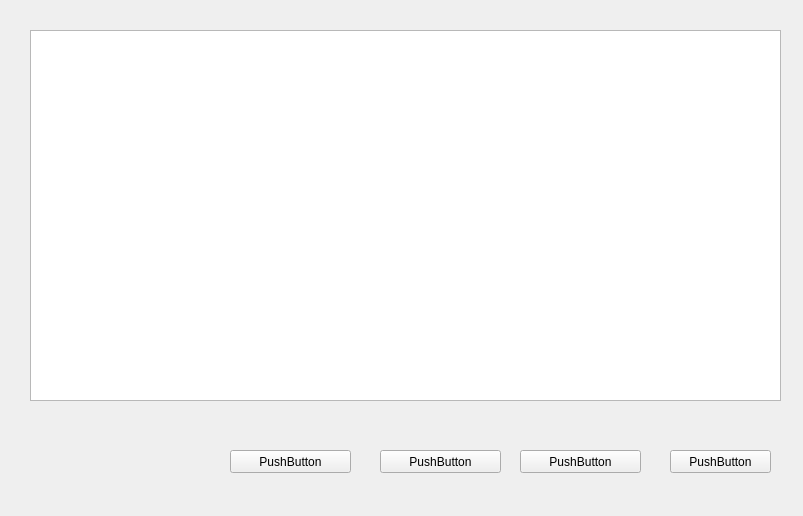
doublezhuang101/GuiApplication, file GuiApplication/RankPage.ui: the form before one commit.
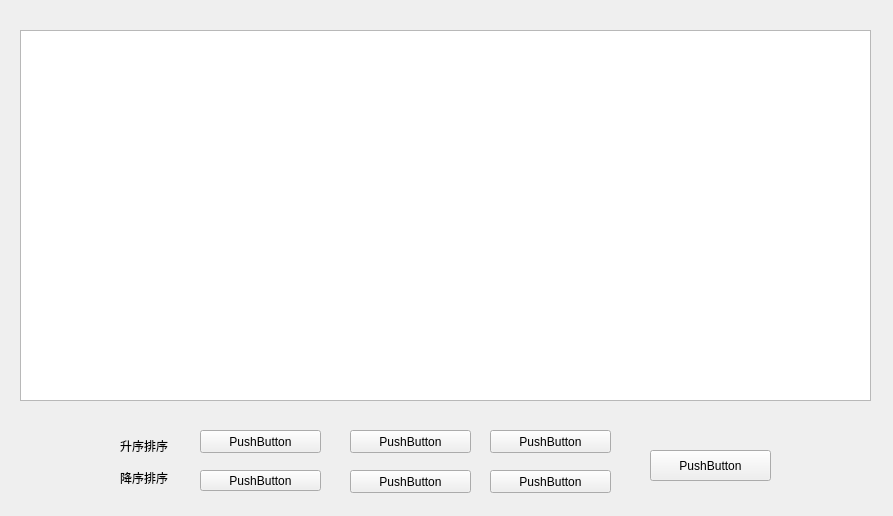
The form after the commit.

Patch:
```diff
--- a/GuiApplication/RankPage.ui
+++ b/GuiApplication/RankPage.ui
@@ -6,7 +6,7 @@
    <rect>
     <x>0</x>
     <y>0</y>
-    <width>803</width>
+    <width>893</width>
     <height>516</height>
    </rect>
   </property>
@@ -16,9 +16,9 @@
   <widget class="QTableView" name="tableView">
    <property name="geometry">
     <rect>
-     <x>30</x>
+     <x>20</x>
      <y>30</y>
-     <width>751</width>
+     <width>851</width>
      <height>371</height>
     </rect>
    </property>
@@ -26,8 +26,8 @@
   <widget class="QPushButton" name="CstudyButton">
    <property name="geometry">
     <rect>
-     <x>230</x>
-     <y>450</y>
+     <x>200</x>
+     <y>430</y>
      <width>121</width>
      <height>23</height>
     </rect>
@@ -39,8 +39,8 @@
   <widget class="QPushButton" name="MathButton">
    <property name="geometry">
     <rect>
-     <x>380</x>
-     <y>450</y>
+     <x>350</x>
+     <y>430</y>
      <width>121</width>
      <height>23</height>
     </rect>
@@ -52,8 +52,8 @@
   <widget class="QPushButton" name="EnglishButton">
    <property name="geometry">
     <rect>
-     <x>520</x>
-     <y>450</y>
+     <x>490</x>
+     <y>430</y>
      <width>121</width>
      <height>23</height>
     </rect>
@@ -65,10 +65,10 @@
   <widget class="QPushButton" name="EXIT">
    <property name="geometry">
     <rect>
-     <x>670</x>
+     <x>650</x>
      <y>450</y>
-     <width>101</width>
-     <height>23</height>
+     <width>121</width>
+     <height>31</height>
     </rect>
    </property>
    <property name="styleSheet">
@@ -78,6 +78,71 @@
     <string>PushButton</string>
    </property>
   </widget>
+  <widget class="QLabel" name="label">
+   <property name="geometry">
+    <rect>
+     <x>120</x>
+     <y>470</y>
+     <width>71</width>
+     <height>16</height>
+    </rect>
+   </property>
+   <property name="text">
+    <string>降序排序</string>
+   </property>
+  </widget>
+  <widget class="QLabel" name="label_2">
+   <property name="geometry">
+    <rect>
+     <x>120</x>
+     <y>440</y>
+     <width>54</width>
+     <height>12</height>
+    </rect>
+   </property>
+   <property name="text">
+    <string>升序排序</string>
+   </property>
+  </widget>
+  <widget class="QPushButton" name="pushButton">
+   <property name="geometry">
+    <rect>
+     <x>200</x>
+     <y>470</y>
+     <width>121</width>
+     <height>21</height>
+    </rect>
+   </property>
+   <property name="text">
+    <string>PushButton</string>
+   </property>
+  </widget>
+  <widget class="QPushButton" name="pushButton_2">
+   <property name="geometry">
+    <rect>
+     <x>350</x>
+     <y>470</y>
+     <width>121</width>
+     <height>23</height>
+    </rect>
+   </property>
+   <property name="text">
+    <string>PushButton</string>
+   </property>
+  </widget>
+  <widget class="QPushButton" name="pushButton_3">
+   <property name="geometry">
+    <rect>
+     <x>490</x>
+     <y>470</y>
+     <width>121</width>
+     <height>23</height>
+    </rect>
+   </property>
+   <property name="text">
+    <string>PushButton</string>
+   </property>
+  </widget>
  </widget>
  <layoutdefault spacing="6" margin="11"/>
  <resources/>
```
